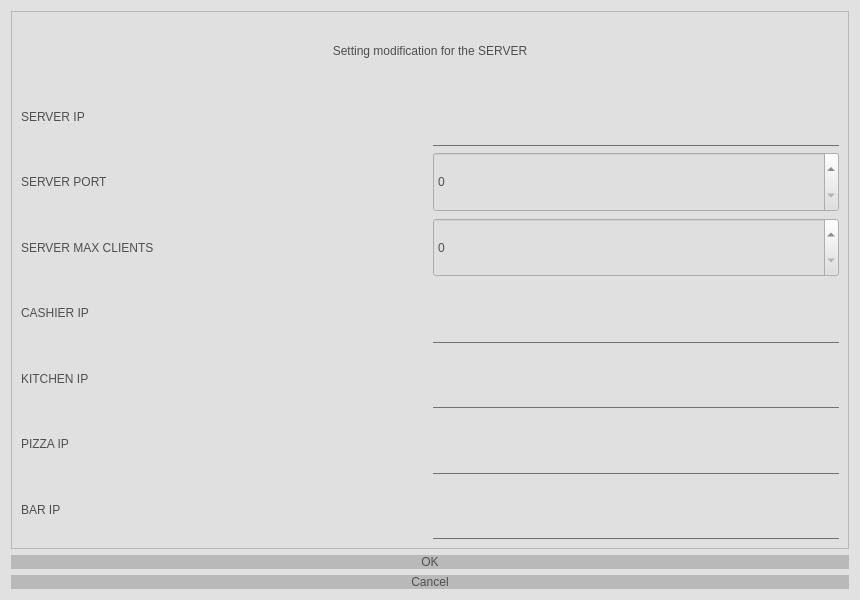
First picture: the form in uis/Setting.ui, repository Mouradost/PatusNewShop, before the edit.
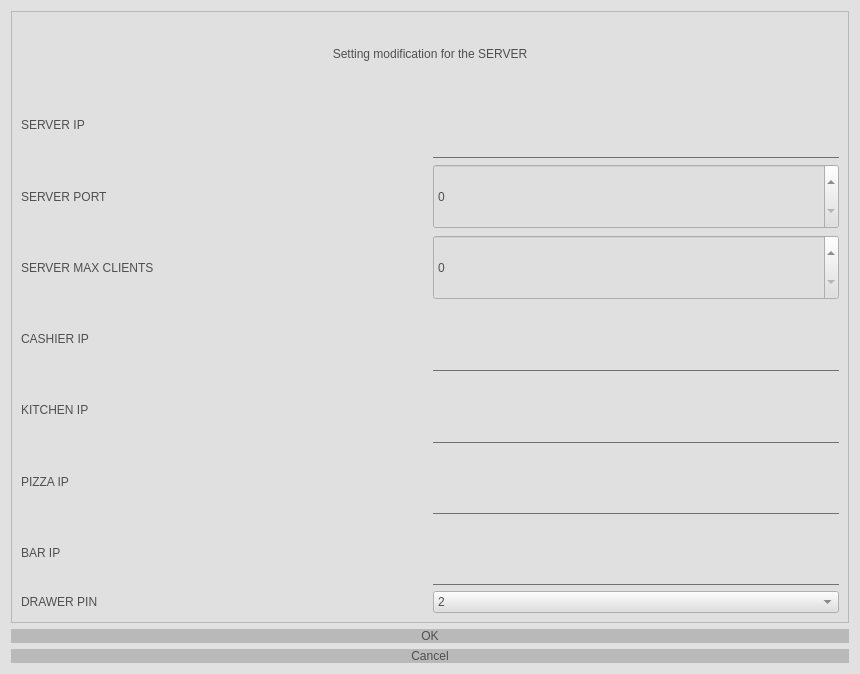
Second picture: the form after the edit. Icons and pictures are not drawn.

The edit to the form file:
```diff
--- a/uis/Setting.ui
+++ b/uis/Setting.ui
@@ -7,7 +7,7 @@
     <x>0</x>
     <y>0</y>
     <width>860</width>
-    <height>600</height>
+    <height>674</height>
    </rect>
   </property>
   <property name="minimumSize">
@@ -243,6 +243,31 @@
         </item>
        </layout>
       </item>
+      <item>
+       <layout class="QHBoxLayout" name="horizontalLayout_8">
+        <item>
+         <widget class="QLabel" name="label_8">
+          <property name="text">
+           <string>DRAWER PIN</string>
+          </property>
+         </widget>
+        </item>
+        <item>
+         <widget class="QComboBox" name="cb_drawer_pin">
+          <item>
+           <property name="text">
+            <string>2</string>
+           </property>
+          </item>
+          <item>
+           <property name="text">
+            <string>5</string>
+           </property>
+          </item>
+         </widget>
+        </item>
+       </layout>
+      </item>
      </layout>
     </widget>
    </item>
```
